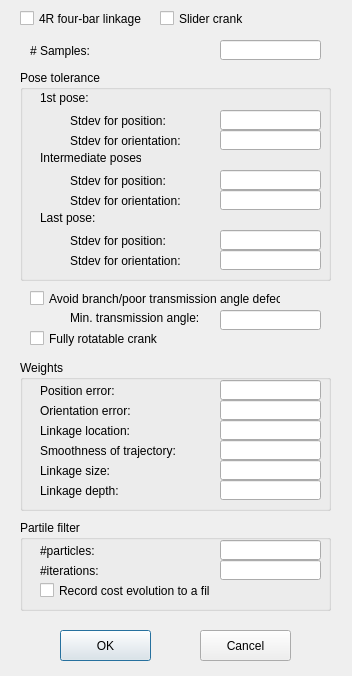
First picture: the form in KinematicDesign_MultiThread/LinkageSynthesisOptionDialog.ui, repository gnishida/KinematicDesign_MultiThread, before the edit.
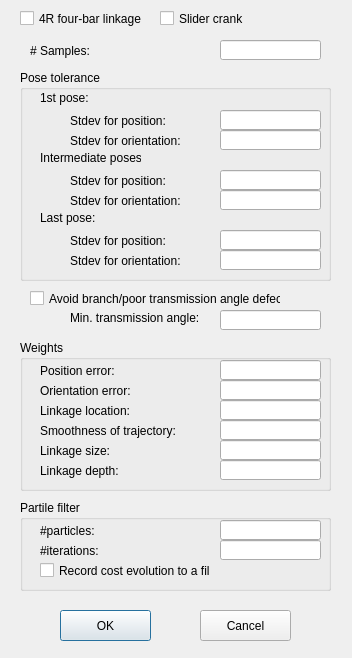
Second picture: the form after the edit.

Commit message: remove checkRotatableDefect

```diff
--- a/KinematicDesign_MultiThread/LinkageSynthesisOptionDialog.ui
+++ b/KinematicDesign_MultiThread/LinkageSynthesisOptionDialog.ui
@@ -7,7 +7,7 @@
     <x>0</x>
     <y>0</y>
     <width>352</width>
-    <height>676</height>
+    <height>658</height>
    </rect>
   </property>
   <property name="windowTitle">
@@ -49,24 +49,11 @@
     <string>Avoid branch/poor transmission angle defect</string>
    </property>
   </widget>
-  <widget class="QCheckBox" name="checkBoxRotatableCrank">
-   <property name="geometry">
-    <rect>
-     <x>30</x>
-     <y>330</y>
-     <width>131</width>
-     <height>17</height>
-    </rect>
-   </property>
-   <property name="text">
-    <string>Fully rotatable crank</string>
-   </property>
-  </widget>
   <widget class="QPushButton" name="pushButtonOK">
    <property name="geometry">
     <rect>
      <x>60</x>
-     <y>630</y>
+     <y>610</y>
      <width>91</width>
      <height>31</height>
     </rect>
@@ -79,7 +66,7 @@
    <property name="geometry">
     <rect>
      <x>200</x>
-     <y>630</y>
+     <y>610</y>
      <width>91</width>
      <height>31</height>
     </rect>
@@ -282,7 +269,7 @@
    <property name="geometry">
     <rect>
      <x>20</x>
-     <y>360</y>
+     <y>340</y>
      <width>311</width>
      <height>151</height>
     </rect>
@@ -433,7 +420,7 @@
    <property name="geometry">
     <rect>
      <x>20</x>
-     <y>520</y>
+     <y>500</y>
      <width>311</width>
      <height>91</height>
     </rect>
```
The commit also changes 9 other files.
